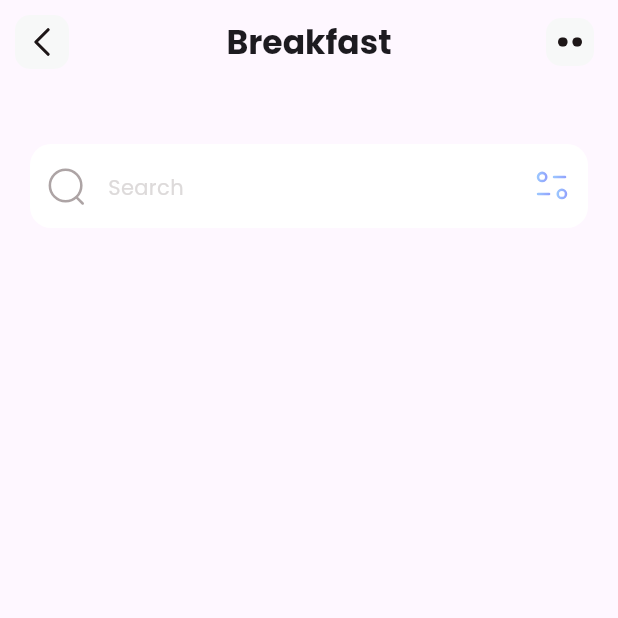
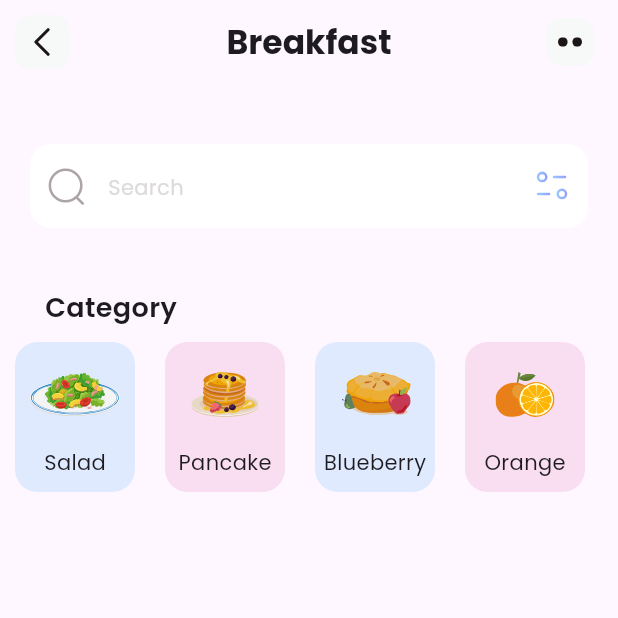
Before and after one commit to notYouralex/Meal_Plan_Page, a Flutter app: the screen it shows after launch, on a phone screen of 412 x 824 dp, the top half of it. Run offline on Flutter 3.47's test engine with Material 3 defaults, Android fonts, the phone set to English and light mode, and no system bars; our stand-ins replace flutter_svg.

Commit message:
added category widget

```diff
--- /dev/null
+++ b/lib/models/category_model.dart
@@ -0,0 +1,13 @@
+import 'dart:ui';
+
+class CategoryModel {
+  String name;
+  String iconPath;
+  Color bgColor;
+
+  CategoryModel({
+    required this.name,
+    required this.iconPath,
+    required this.bgColor,
+  });
+}
--- a/lib/pages/meal_plan_page.dart
+++ b/lib/pages/meal_plan_page.dart
@@ -1,5 +1,6 @@
 import 'package:flutter/material.dart';
 import 'package:flutter_svg/flutter_svg.dart';
+import 'package:practice/widgets/category_section.dart';
 import 'package:practice/widgets/search_section.dart';
 
 class MealPlanPage extends StatelessWidget {
@@ -9,7 +10,13 @@ class MealPlanPage extends StatelessWidget {
   Widget build(BuildContext context) {
     return Scaffold(
       appBar: appBar(),
-      body: SearchSection(),
+      body: Column(
+        children: [
+          SearchSection(),
+          CategorySection(),
+        ],
+      ),
+
     );
   }
 }
--- /dev/null
+++ b/lib/widgets/category_card.dart
@@ -0,0 +1,32 @@
+import 'package:flutter/material.dart';
+import 'package:flutter_svg/svg.dart';
+import 'package:practice/models/category_model.dart';
+
+class CategoryCard extends StatelessWidget {
+  const CategoryCard({super.key, required this.categoryModel});
+
+  final CategoryModel categoryModel;
+
+  @override
+  Widget build(BuildContext context) {
+    return Container(
+      width: 80,
+      height: 100,
+      margin: EdgeInsets.all(10),
+      decoration: BoxDecoration(
+        borderRadius: BorderRadius.circular(15),
+        color: categoryModel.bgColor.withAlpha(80),
+      ),
+      child: Column(
+        mainAxisAlignment: MainAxisAlignment.spaceEvenly,
+        children: [
+          Container(
+            margin: EdgeInsets.all(10),
+            child: SvgPicture.asset(categoryModel.iconPath, height: 30),
+          ),
+          Text(categoryModel.name),
+        ],
+      ),
+    );
+  }
+}
--- /dev/null
+++ b/lib/widgets/category_section.dart
@@ -0,0 +1,52 @@
+import 'package:flutter/material.dart';
+import 'package:practice/models/category_model.dart';
+import 'package:practice/widgets/category_card.dart';
+import 'package:practice/widgets/section_title.dart';
+
+class CategorySection extends StatelessWidget {
+   CategorySection({super.key});
+
+  final List<CategoryModel> listCategory = [
+    CategoryModel(
+      name: 'Salad',
+      iconPath: 'assets/icons/salad.svg',
+      bgColor: Color(0xff9DCEFF),
+    ),
+    CategoryModel(
+      name: 'Pancake',
+      iconPath: 'assets/icons/cakes.svg',
+      bgColor: Color(0xffEEA4CE),
+    ),
+    CategoryModel(
+      name: 'Blueberry',
+      iconPath: 'assets/icons/pie.svg',
+      bgColor: Color(0xff9DCEFF),
+    ),
+    CategoryModel(
+      name: 'Orange',
+      iconPath: 'assets/icons/smoothie.svg',
+      bgColor: Color(0xffEEA4CE),
+    )
+  ];
+
+  @override
+  Widget build(BuildContext context) {
+    return Column(
+      crossAxisAlignment: CrossAxisAlignment.start,
+      children: [
+        SizedBox(height: 40),
+        SectionTitle(title: "Category"),
+        SizedBox(
+          height: 120,
+          child: ListView.builder(
+            scrollDirection: Axis.horizontal,
+            itemCount: listCategory.length,
+            itemBuilder: (context, index) {
+              return CategoryCard(categoryModel: listCategory[index]);
+              }
+          ),
+        ),
+      ],
+    );
+  }
+}
--- /dev/null
+++ b/lib/widgets/section_title.dart
@@ -0,0 +1,16 @@
+
+import 'package:flutter/material.dart';
+
+class SectionTitle extends StatelessWidget {
+  const SectionTitle({super.key, required this.title});
+
+  final String title;
+
+  @override
+  Widget build(BuildContext context) {
+    return Container(
+      margin: EdgeInsets.only(left: 30),
+      child: Text(title, style: TextStyle(fontSize: 18, fontWeight: FontWeight.w600) ,),
+    );
+  }
+}
```
